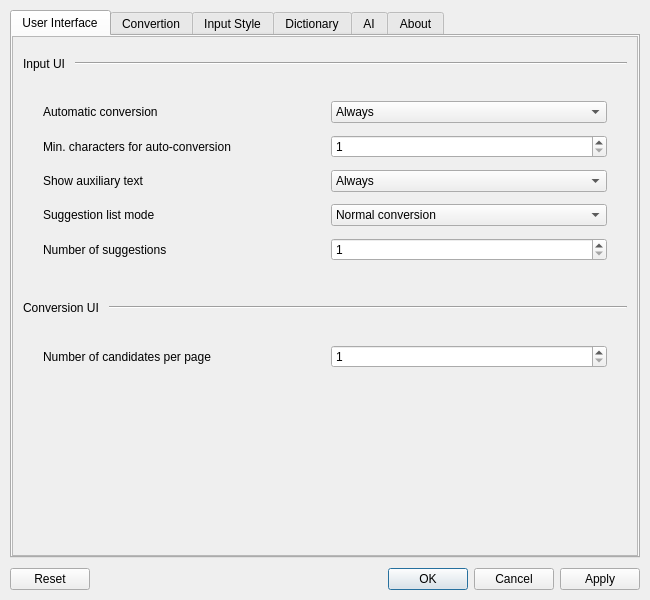
Before: the Qt Designer form hazkey-settings/mainwindow.ui in presire/hazkey-community, drawn with Qt 5.
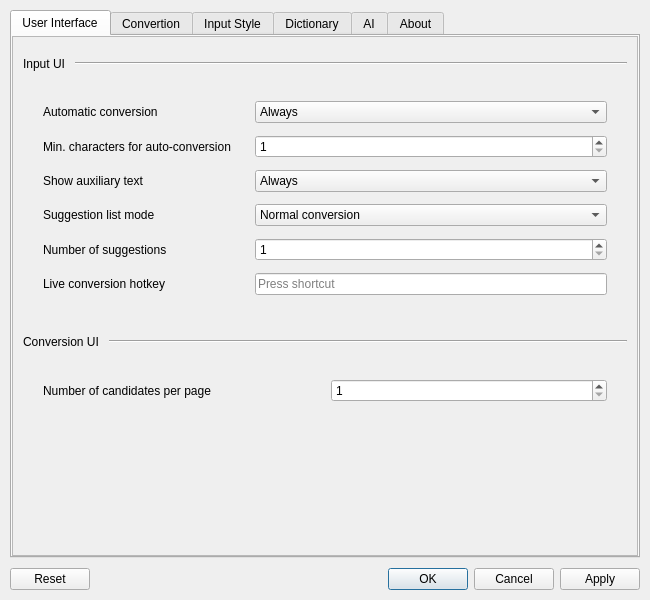
After: the same form once the commit is applied. Icons and pictures are not drawn.

Commit message: feat: add configurable live-conversion toggle hotkey

The edit to the form file:
```diff
--- a/hazkey-settings/mainwindow.ui
+++ b/hazkey-settings/mainwindow.ui
@@ -282,6 +282,22 @@
                </property>
               </widget>
              </item>
+              <item row="5" column="0">
+               <widget class="QLabel" name="liveConvertHotkeyLabel">
+                <property name="minimumSize">
+                 <size>
+                  <width>200</width>
+                  <height>0</height>
+                 </size>
+                </property>
+                <property name="text">
+                 <string>Live conversion hotkey</string>
+                </property>
+               </widget>
+              </item>
+              <item row="5" column="1">
+               <widget class="QKeySequenceEdit" name="liveConvertHotkey"/>
+              </item>
             </layout>
            </item>
            <item>
```
Lines whose indentation alone changed are shown as unchanged. The commit also changes 22 other files.
